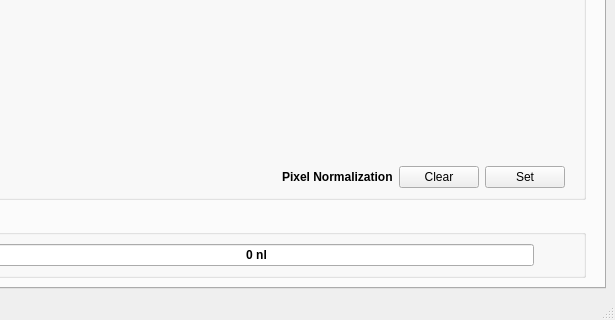
This is python/optical_sensor_gui.ui in iorodeo/expresso_device_software as Qt 5 draws it before an edit; both pictures show x 102 to 717 and y 342 to 662 of the 717 by 662 pixel window. The edited form follows.
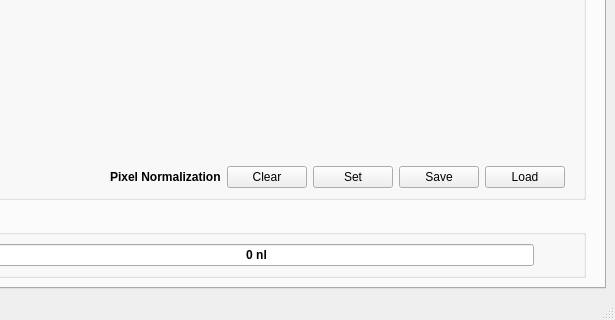
This is the edited form. Custom widgets are drawn as their Qt base class.

Commit message: Added normalization coefficient stuff to GUI. Fixed bug in firmware which effected saving normalization coefficients to flash memory. Added pixel intensity lowpass filter, added fluid level lowpass filter.

What changed in the file:
```diff
--- a/python/optical_sensor_gui.ui
+++ b/python/optical_sensor_gui.ui
@@ -368,6 +368,20 @@
                    </property>
                   </widget>
                  </item>
+                 <item>
+                  <widget class="QPushButton" name="saveNormalizationPushButton">
+                   <property name="text">
+                    <string>Save</string>
+                   </property>
+                  </widget>
+                 </item>
+                 <item>
+                  <widget class="QPushButton" name="loadNormalizationPushButton">
+                   <property name="text">
+                    <string>Load</string>
+                   </property>
+                  </widget>
+                 </item>
                 </layout>
                </widget>
               </item>
```
The commit also changes 7 other files.
